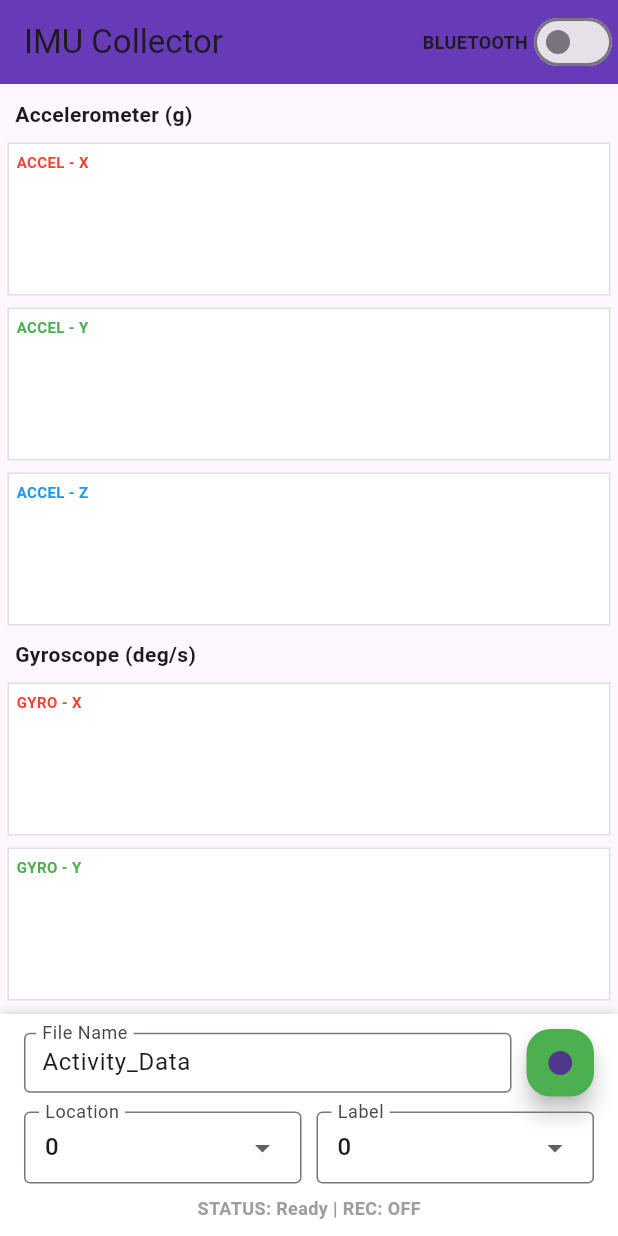
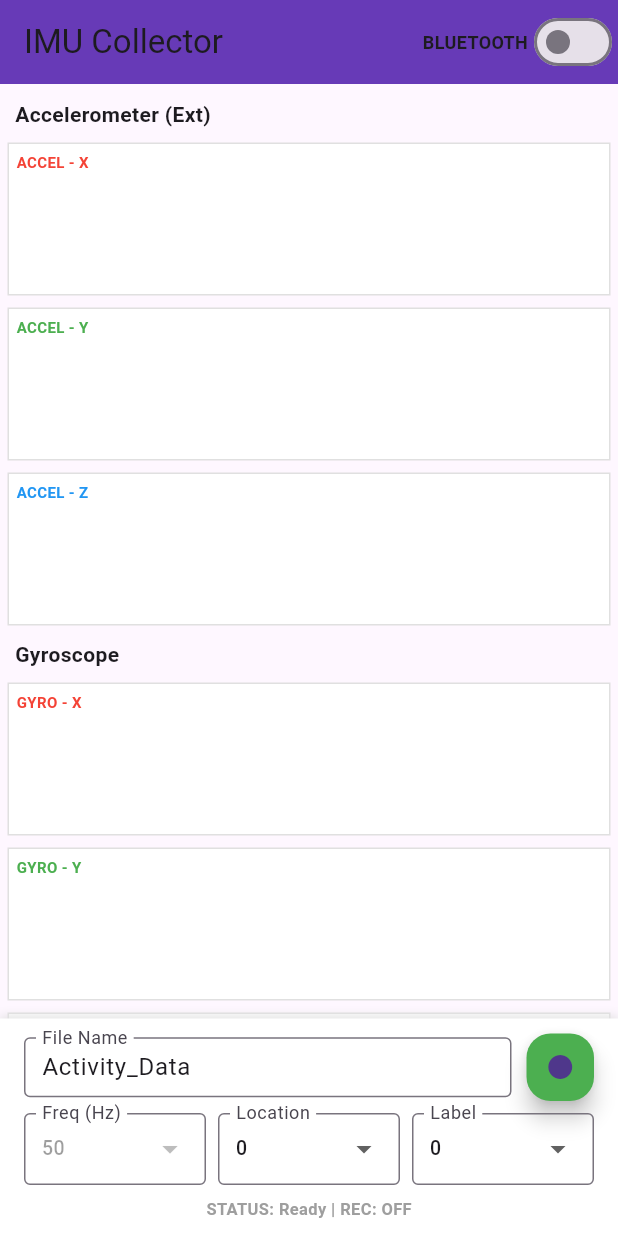
Before and after one commit to gibranlynardi/data-collector-IMU-mobile, a Flutter app: the screen it shows after launch, on a phone screen of 412 x 824 dp. Run offline on Flutter 3.47's test engine with Material 3 defaults, Android fonts, the phone set to English and light mode, and no system bars; our stand-ins replace csv, flutter_bluetooth_serial, permission_handler, sensors_plus.

Commit message:
added customizable frequency of sampling

```diff
--- a/lib/screens/dashboard_screen.dart
+++ b/lib/screens/dashboard_screen.dart
@@ -22,9 +22,11 @@ class _DashboardScreenState extends State<DashboardScreen> {
   Stream<SensorPacket>? _currentStream;
 
   final List<int> _integerOptions = List.generate(11, (index) => index);
+  final List<int> _frequencyOptions = [1, 5, 10, 20, 40, 50, 100];
 
   int _selectedLocation = 0;
   int _selectedLabel = 0;
+  int _selectedFrequency = 50;
 
   @override
   void initState() {
@@ -36,7 +38,7 @@ class _DashboardScreenState extends State<DashboardScreen> {
     _dataSub?.cancel();
 
     if (_useInternalSensor) {
-      InternalSensorManager().start();
+      InternalSensorManager().start(frequency: _selectedFrequency);
       _currentStream = InternalSensorManager().dataStream;
     } else {
       InternalSensorManager().stop();
@@ -96,12 +98,18 @@ class _DashboardScreenState extends State<DashboardScreen> {
               : ListView(
                   padding: const EdgeInsets.all(5),
                   children: [
-                    const Padding(padding: EdgeInsets.all(5), child: Text("Accelerometer (g)", style: TextStyle(fontWeight: FontWeight.bold))),
+                    Padding(
+                      padding: const EdgeInsets.all(5),
+                      child: Text(
+                        "Accelerometer (${_useInternalSensor ? "$_selectedFrequency Hz" : "Ext"})",
+                        style: const TextStyle(fontWeight: FontWeight.bold)
+                      )
+                    ),
                     GraphWidget(size: const Size(double.infinity, 100), maxPoints: 100, dataStream: _currentStream!, sensorType: 'accel', axis: 'x'),
                     GraphWidget(size: const Size(double.infinity, 100), maxPoints: 100, dataStream: _currentStream!, sensorType: 'accel', axis: 'y'),
                     GraphWidget(size: const Size(double.infinity, 100), maxPoints: 100, dataStream: _currentStream!, sensorType: 'accel', axis: 'z'),
 
-                    const Padding(padding: EdgeInsets.all(5), child: Text("Gyroscope (deg/s)", style: TextStyle(fontWeight: FontWeight.bold))),
+                    const Padding(padding: EdgeInsets.all(5), child: Text("Gyroscope", style: TextStyle(fontWeight: FontWeight.bold))),
                     GraphWidget(size: const Size(double.infinity, 100), maxPoints: 100, dataStream: _currentStream!, sensorType: 'gyro', axis: 'x'),
                     GraphWidget(size: const Size(double.infinity, 100), maxPoints: 100, dataStream: _currentStream!, sensorType: 'gyro', axis: 'y'),
                     GraphWidget(size: const Size(double.infinity, 100), maxPoints: 100, dataStream: _currentStream!, sensorType: 'gyro', axis: 'z'),
@@ -126,7 +134,7 @@ class _DashboardScreenState extends State<DashboardScreen> {
                         decoration: const InputDecoration(
                           labelText: "File Name",
                           border: OutlineInputBorder(),
-                          isDense: true, // Lebih tipis
+                          isDense: true,
                           contentPadding: EdgeInsets.all(8)
                         ),
                         enabled: !isRecording,
@@ -145,16 +153,47 @@ class _DashboardScreenState extends State<DashboardScreen> {
                   ],
                 ),
 
-                const SizedBox(height: 10),
-
+                const SizedBox(height: 8),
                 Row(
                   children: [
                     Expanded(
+                      flex: 2,
+                      child: InputDecorator(
+                        decoration: const InputDecoration(
+                          labelText: "Freq (Hz)",
+                          border: OutlineInputBorder(),
+                          contentPadding: EdgeInsets.symmetric(horizontal: 8, vertical: 0),
+                        ),
+                        child: DropdownButtonHideUnderline(
+                          child: DropdownButton<int>(
+                            value: _selectedFrequency,
+                            isExpanded: true,
+                            onChanged: (isRecording || !_useInternalSensor) ? null : (newValue) {
+                              setState(() {
+                                _selectedFrequency = newValue!;
+                                _initStream();
+                              });
+                            },
+                            items: _frequencyOptions.map((int value) {
+                              return DropdownMenuItem<int>(
+                                value: value,
+                                child: Text(value.toString(), style: const TextStyle(fontSize: 13)),
+                              );
+                            }).toList(),
+                          ),
+                        ),
+                      ),
+                    ),
+
+                    const SizedBox(width: 8),
+
+                    Expanded(
+                      flex: 2,
                       child: InputDecorator(
                         decoration: const InputDecoration(
                           labelText: "Location",
                           border: OutlineInputBorder(),
-                          contentPadding: EdgeInsets.symmetric(horizontal: 10, vertical: 0),
+                          contentPadding: EdgeInsets.symmetric(horizontal: 8, vertical: 0),
                         ),
                         child: DropdownButtonHideUnderline(
                           child: DropdownButton<int>(
@@ -163,7 +202,7 @@ class _DashboardScreenState extends State<DashboardScreen> {
                             items: _integerOptions.map((int value) {
                               return DropdownMenuItem<int>(
                                 value: value,
-                                child: Text(value.toString()),
+                                child: Text(value.toString(), style: const TextStyle(fontSize: 13)),
                               );
                             }).toList(),
                             onChanged: (newValue) {
@@ -174,14 +213,15 @@ class _DashboardScreenState extends State<DashboardScreen> {
                       ),
                     ),
 
-                    const SizedBox(width: 10),
+                    const SizedBox(width: 8),
 
                     Expanded(
+                      flex: 2,
                       child: InputDecorator(
                         decoration: const InputDecoration(
                           labelText: "Label",
                           border: OutlineInputBorder(),
-                          contentPadding: EdgeInsets.symmetric(horizontal: 10, vertical: 0),
+                          contentPadding: EdgeInsets.symmetric(horizontal: 8, vertical: 0),
                         ),
                         child: DropdownButtonHideUnderline(
                           child: DropdownButton<int>(
@@ -190,7 +230,7 @@ class _DashboardScreenState extends State<DashboardScreen> {
                             items: _integerOptions.map((int value) {
                               return DropdownMenuItem<int>(
                                 value: value,
-                                child: Text(value.toString()),
+                                child: Text(value.toString(), style: const TextStyle(fontSize: 13)),
                               );
                             }).toList(),
                             onChanged: (newValue) {
@@ -208,7 +248,7 @@ class _DashboardScreenState extends State<DashboardScreen> {
                   child: Text(
                     "STATUS: $_statusMessage | REC: ${isRecording ? "ON" : "OFF"}",
                     style: TextStyle(
-                      fontSize: 12,
+                      fontSize: 11,
                       fontWeight: FontWeight.bold,
                       color: isRecording ? Colors.red : Colors.grey
                     ),
@@ -232,7 +272,7 @@ class _DashboardScreenState extends State<DashboardScreen> {
       CsvLogger().currentLabel = _selectedLabel;
 
       String path = await CsvLogger().startRecording(_fileNameController.text);
-      setState(() => _statusMessage = "Recording...");
+      setState(() => _statusMessage = "Rec $_selectedFrequency Hz...");
       ScaffoldMessenger.of(context).showSnackBar(SnackBar(content: Text("Saving to $path")));
     }
   }
```
Also changed, not shown: lib/services/internal_sensor_manager.dart (+23 -9 lines).
